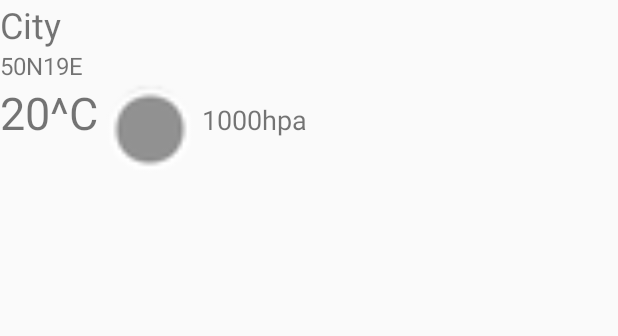
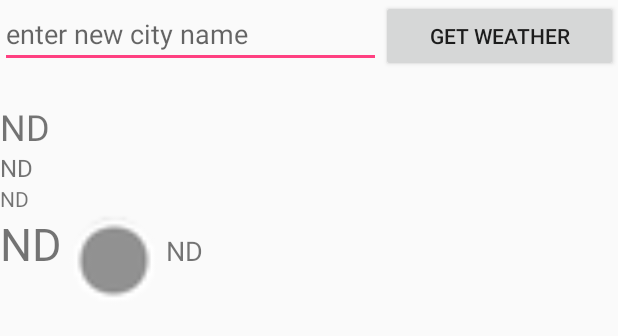
Before and after one commit to nadrosv/AstroWeather, an Android app: the layout fragment_weather.xml on its own in the app's theme, with its tools: preview values and no code run, on a phone screen of 412 x 824 dp. Shown: the top 336 px of the screen. Run offline under Robolectric (Android 15) with nearby library versions, the phone set to English and light mode, and no system bars.

Commit message:
check if city is on fav list before adding, improved settings, update weather info depending on last update time, few labels changes

```diff
--- a/app/src/main/java/com/example/nadro/astroweather/AstroInfoCalculator.java
+++ b/app/src/main/java/com/example/nadro/astroweather/AstroInfoCalculator.java
@@ -88,7 +88,7 @@ public class AstroInfoCalculator {
     }
 
     public String calculateMoonAge() {
-        return /*REAL_FORMATTER.format*/String.valueOf((int)(astroCalculator.getMoonInfo().getAge() % SYNODIC_MONTH_LENGTH));
+        return String.valueOf((int)(astroCalculator.getMoonInfo().getAge() /*% SYNODIC_MONTH_LENGTH*/));
     }
 
     public List<String> getMoonInfoList() {
--- a/app/src/main/java/com/example/nadro/astroweather/Model/Weather.java
+++ b/app/src/main/java/com/example/nadro/astroweather/Model/Weather.java
@@ -17,7 +17,7 @@ public class Weather implements Serializable{
     public NextDays nextDays = new NextDays();
     public ArrayList<NextDays> nextDaysList = new ArrayList<>();
 
-    public String lastUpdate;
+    public long lastUpdate;
 
     public class Condition implements Serializable{
         public String description;
--- a/app/src/main/res/layout/activity_main.xml
+++ b/app/src/main/res/layout/activity_main.xml
@@ -18,12 +18,13 @@
         <LinearLayout
             android:layout_width="match_parent"
             android:layout_height="50dp"
+            android:background="@android:color/darker_gray"
             android:orientation="horizontal"
             tools:layout_editor_absoluteX="8dp"
             tools:layout_editor_absoluteY="8dp">
 
             <TextView
-                android:id="@+id/lon_text_view"
+                android:id="@+id/lat_text_view"
                 android:layout_width="wrap_content"
                 android:layout_height="match_parent"
                 android:layout_weight="1"
@@ -31,7 +32,7 @@
                 android:text="TextView" />
 
             <TextView
-                android:id="@+id/lat_text_view"
+                android:id="@+id/lon_text_view"
                 android:layout_width="wrap_content"
                 android:layout_height="match_parent"
                 android:layout_weight="1"
--- a/app/src/main/res/layout/fragment_weather.xml
+++ b/app/src/main/res/layout/fragment_weather.xml
@@ -12,19 +12,58 @@
         android:layout_height="match_parent"
         android:orientation="vertical">
 
+        <LinearLayout
+            android:layout_width="match_parent"
+            android:layout_height="wrap_content"
+            android:layout_marginBottom="20dp"
+            android:layout_marginTop="0dp"
+            android:orientation="horizontal">
+
+            <EditText
+                android:id="@+id/new_city_text"
+                android:layout_width="wrap_content"
+                android:layout_height="wrap_content"
+                android:layout_weight="1"
+                android:ems="10"
+                android:hint="enter new city name"
+                android:inputType="textPersonName" />
+
+            <Button
+                android:id="@+id/new_city_button"
+                android:layout_width="wrap_content"
+                android:layout_height="wrap_content"
+                android:layout_weight="1"
+                android:text="get weather" />
+        </LinearLayout>
+
         <TextView
             android:id="@+id/city_name"
             android:layout_width="match_parent"
             android:layout_height="wrap_content"
-            android:text="City"
+            android:text="ND"
             android:textSize="24sp" />
 
-        <TextView
-            android:id="@+id/city_cord"
+        <LinearLayout
             android:layout_width="match_parent"
             android:layout_height="wrap_content"
-            android:text="50N19E"
-            android:textSize="16sp" />
+            android:orientation="vertical">
+
+            <TextView
+                android:id="@+id/city_cord"
+                android:layout_width="wrap_content"
+                android:layout_height="wrap_content"
+                android:layout_weight="1"
+                android:text="ND"
+                android:textSize="16sp" />
+
+            <TextView
+                android:id="@+id/city_date"
+                android:layout_width="wrap_content"
+                android:layout_height="wrap_content"
+                android:layout_weight="1"
+                android:text="ND" />
+
+        </LinearLayout>
 
         <LinearLayout
             android:layout_width="wrap_content"
@@ -36,7 +75,7 @@
                 android:layout_width="wrap_content"
                 android:layout_height="wrap_content"
                 android:layout_weight="1"
-                android:text="20^C"
+                android:text="ND"
                 android:textSize="30sp" />
 
             <ImageView
@@ -50,7 +89,7 @@
                 android:layout_width="wrap_content"
                 android:layout_height="wrap_content"
                 android:layout_weight="1"
-                android:text="1000hpa"
+                android:text="ND"
                 android:textSize="18sp" />
         </LinearLayout>
 
```
Also changed, not shown: app/src/main/java/com/example/nadro/astroweather/Fragment/MoonFragment.java (+6 -5 lines), app/src/main/java/com/example/nadro/astroweather/Fragment/NextDaysFragment.java (+3 -4 lines), app/src/main/java/com/example/nadro/astroweather/Fragment/SunFragment.java (+6 -5 lines), app/src/main/java/com/example/nadro/astroweather/Fragment/WeatherFragment.java (+41 -15 lines), app/src/main/java/com/example/nadro/astroweather/Helpers.java (added, +55 -0 lines), app/src/main/java/com/example/nadro/astroweather/MainActivity.java (+134 -73 lines), app/src/main/java/com/example/nadro/astroweather/Model/CityResult.java (+36 -2 lines), app/src/main/java/com/example/nadro/astroweather/YahooWeather.java (+16 -15 lines), app/src/main/res/layout/fragment_details.xml (+7 -7 lines), app/src/main/res/values/strings.xml (+15 -5 lines), app/src/main/res/xml/preferences.xml (+21 -27 lines).
